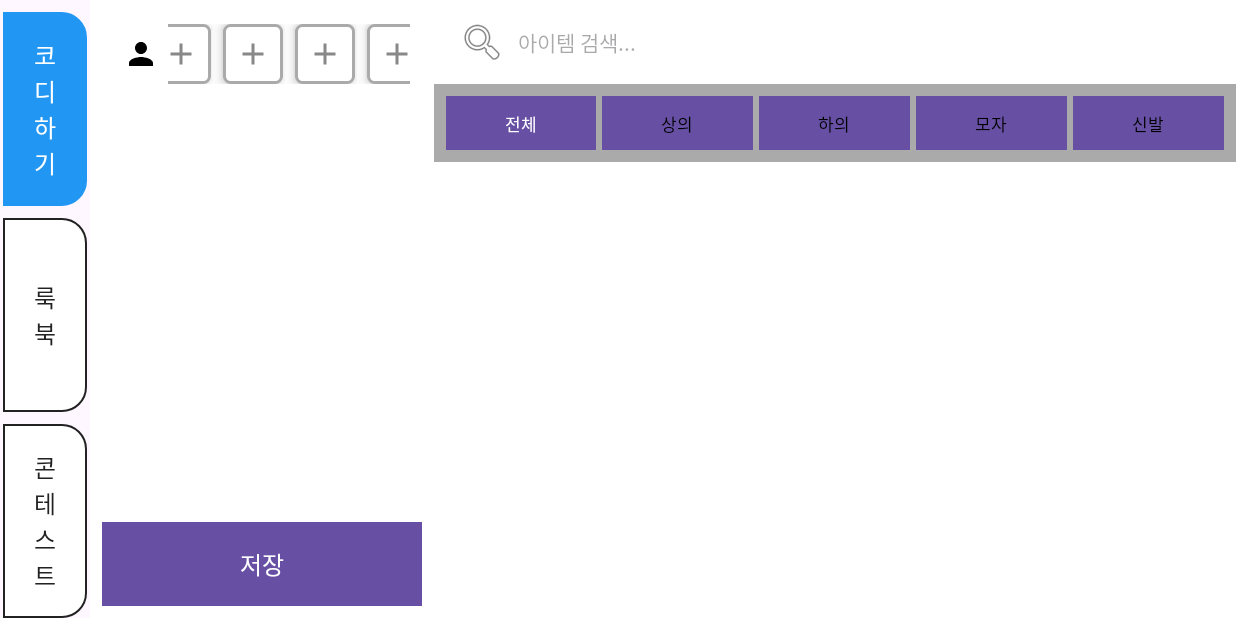
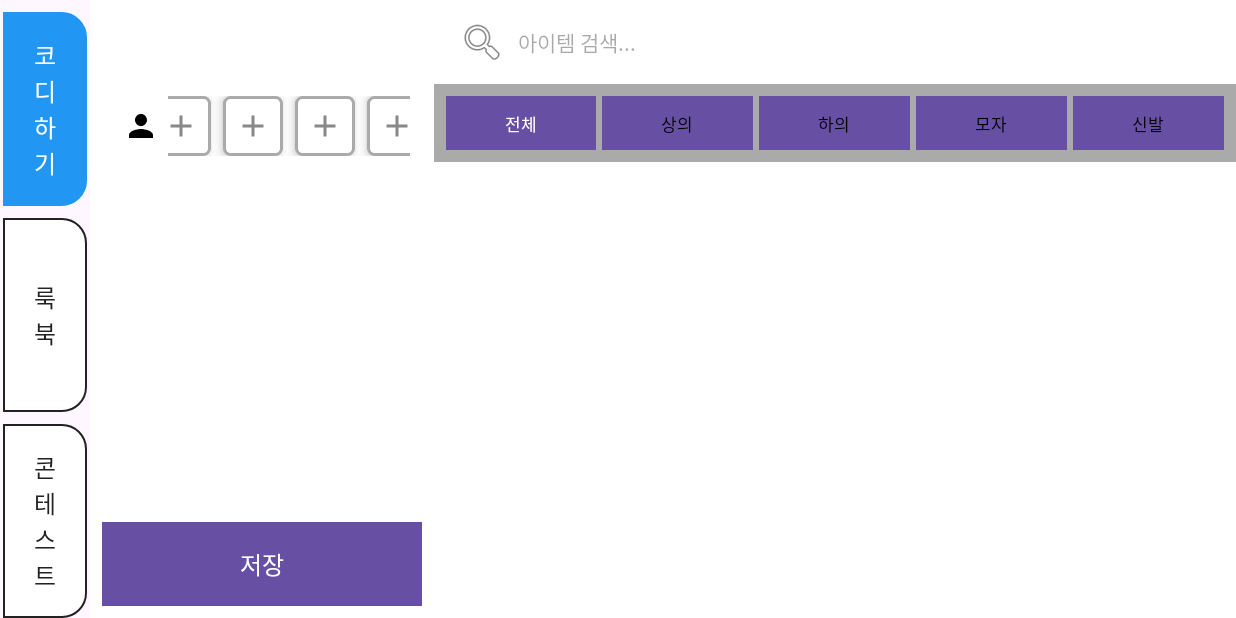
Before and after one commit to happyfacehappyface/nookstyle, an Android app: the screen it shows after launch (MainActivity), on a phone screen of 824 x 412 dp (held sideways). Run offline under Robolectric (Android 15) with nearby library versions, the phone set to English and light mode, and no system bars.

Commit message:
Modify: asign characters' position

```diff
--- a/app/src/main/res/layout/fragment_tab1.xml
+++ b/app/src/main/res/layout/fragment_tab1.xml
@@ -10,11 +10,10 @@
     android:paddingEnd="0dp">
 
     <!-- 왼쪽 영역 - 겹쳐진 이미지들과 저장 버튼 -->
-    <LinearLayout
+    <androidx.constraintlayout.widget.ConstraintLayout
         android:id="@+id/leftSpace"
         android:layout_width="0dp"
         android:layout_height="match_parent"
-        android:orientation="vertical"
         android:background="@android:color/transparent"
         app:layout_constraintTop_toTopOf="parent"
         app:layout_constraintBottom_toBottomOf="parent"
@@ -22,21 +21,17 @@
         app:layout_constraintEnd_toStartOf="@+id/rightContainer"
         app:layout_constraintWidth_percent="0.3">
 
-        <!-- 이미지 영역 (FrameLayout) -->
-        <FrameLayout
-            android:id="@+id/imageContainer"
-            android:layout_width="match_parent"
-            android:layout_height="0dp"
-            android:layout_weight="1"
-            android:background="@android:color/transparent">
-
         <LinearLayout
+            android:id="@+id/top_controls"
             android:layout_width="match_parent"
             android:layout_height="wrap_content"
-                android:layout_gravity="top"
             android:orientation="horizontal"
             android:gravity="center_vertical"
-                android:padding="16dp">
+            android:paddingStart="16dp"
+            android:paddingEnd="16dp"
+            android:paddingBottom="16dp"
+            android:paddingTop="64dp"
+            app:layout_constraintTop_toTopOf="parent">
 
             <!-- 캐릭터 전환 버튼 -->
             <ImageButton
@@ -136,12 +131,13 @@
         <!-- villager 캡처 전용 영역 -->
         <FrameLayout
             android:id="@+id/villagerCaptureContainer"
-                android:layout_width="match_parent"
-                android:layout_height="match_parent"
-                android:layout_gravity="bottom|center_horizontal"
-                android:background="@android:color/transparent">
-
-
+            android:layout_width="0dp"
+            android:layout_height="0dp"
+            android:background="@android:color/transparent"
+            app:layout_constraintTop_toBottomOf="@id/top_controls"
+            app:layout_constraintBottom_toTopOf="@+id/btnSave"
+            app:layout_constraintStart_toStartOf="parent"
+            app:layout_constraintEnd_toEndOf="parent">
 
             <!-- 맨 아래 이미지 - 빌라저 기본 이미지 -->
             <ImageView
@@ -261,12 +257,6 @@
 
         </FrameLayout>
 
-
-
-        </FrameLayout>
-
-
-
         <!-- 저장 버튼 -->
         <Button
             android:id="@+id/btnSave"
@@ -277,9 +267,10 @@
             android:textSize="16sp"
             android:background="@android:color/holo_green_light"
             android:textColor="@android:color/white"
-            android:padding="12dp" />
+            android:padding="12dp"
+            app:layout_constraintBottom_toBottomOf="parent"/>
 
-    </LinearLayout>
+    </androidx.constraintlayout.widget.ConstraintLayout>
 
     <!-- 오른쪽 절반 - 태그 선택 버튼과 RecyclerView -->
     <LinearLayout
```
Lines whose indentation alone changed are shown as unchanged.
